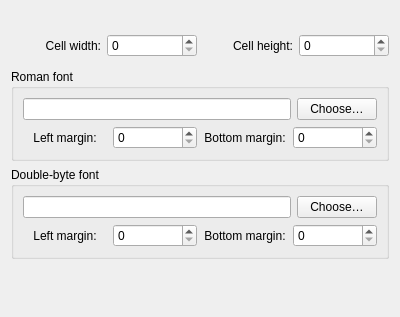
The window that src/PreferencesFont.ui (uranusjr/Qelly) describes before a commit, drawn with Qt 5.
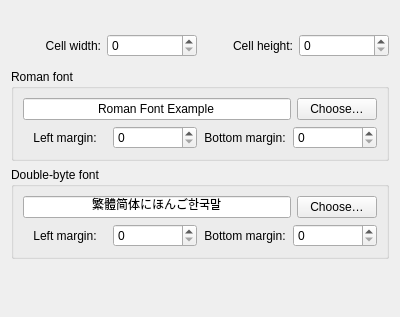
The same window after the commit.

Commit message:
Make font field show a font preview instead
This is better than raw font string (I think).

Close #22

Patch:
```diff
--- a/src/PreferencesFont.ui
+++ b/src/PreferencesFont.ui
@@ -70,6 +70,12 @@
        <layout class="QHBoxLayout" name="horizontalLayout_2">
         <item>
          <widget class="QLineEdit" name="fontRomanName">
+          <property name="sizePolicy">
+           <sizepolicy hsizetype="Expanding" vsizetype="Expanding">
+            <horstretch>0</horstretch>
+            <verstretch>0</verstretch>
+           </sizepolicy>
+          </property>
           <property name="cursor">
            <cursorShape>ArrowCursor</cursorShape>
           </property>
@@ -79,6 +85,9 @@
           <property name="acceptDrops">
            <bool>false</bool>
           </property>
+          <property name="text">
+           <string>Roman Font Example</string>
+          </property>
           <property name="alignment">
            <set>Qt::AlignCenter</set>
           </property>
@@ -148,6 +157,9 @@
           <property name="acceptDrops">
            <bool>false</bool>
           </property>
+          <property name="text">
+           <string>繁體简体にほんご한국말</string>
+          </property>
           <property name="alignment">
            <set>Qt::AlignCenter</set>
           </property>
```
The commit also changes 1 other file.
